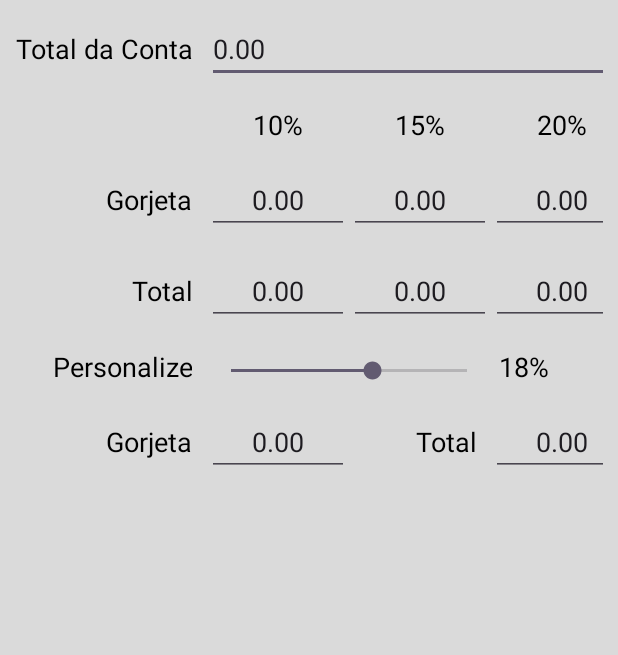
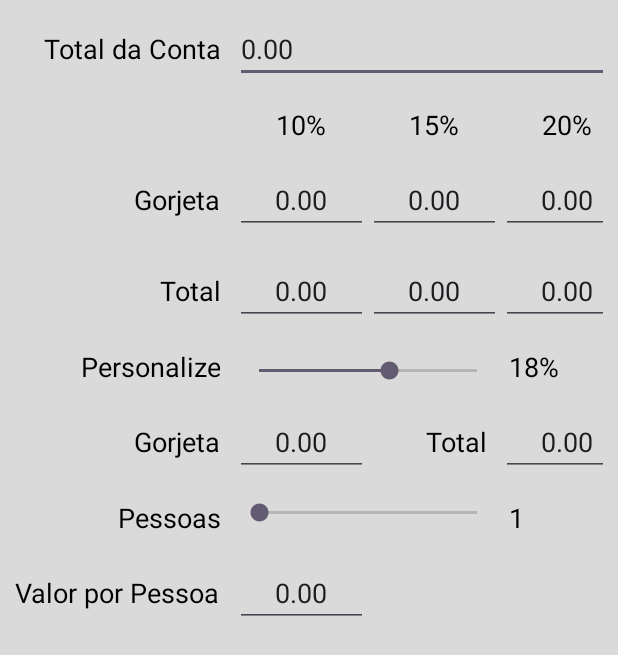
Before and after one commit to igorjuancc/das-ufpr, an Android app: the screen it shows after launch (MainActivity), on a phone screen of 412 x 824 dp. Shown: the top 655 px of the screen. Run offline under Robolectric (Android 15) with nearby library versions, the phone set to English and light mode, and no system bars.

Commit message:
mob1 - tipcalc app - adicao de divisao por pessoas

```diff
--- a/mob1/TipCalc/app/src/main/java/br/com/zig/tipcalc/MainActivity.kt
+++ b/mob1/TipCalc/app/src/main/java/br/com/zig/tipcalc/MainActivity.kt
@@ -26,6 +26,9 @@ class MainActivity : AppCompatActivity() {
     lateinit var tipCustomEditText: EditText
     lateinit var totalCustomEditText: EditText
     lateinit var customTipTextView: TextView
+    var currentPeopleNumber: Int = 1
+    lateinit var peopleTextView: TextView
+    lateinit var valuePeopleTextNumber: TextView
 
     override fun onCreate(savedInstanceState: Bundle?) {
         super.onCreate(savedInstanceState)
@@ -47,12 +50,20 @@ class MainActivity : AppCompatActivity() {
         tipCustomEditText = findViewById<EditText>(R.id.tipCustomEditText)
         totalCustomEditText = findViewById<EditText>(R.id.totalCustomEditText)
         customTipTextView = findViewById<EditText>(R.id.customTipTextView)
+        valuePeopleTextNumber = findViewById<EditText>(R.id.valuePeopleTextNumber)
 
         val customSeekBar = findViewById<SeekBar>(R.id.customSeekBar)
         currentCustomPercent = customSeekBar.progress
 
         billEditText.addTextChangedListener(billTextWatcher)
         customSeekBar.setOnSeekBarChangeListener(customSeekBarListener)
+
+        val peolpleSeekBar = findViewById<SeekBar>(R.id.peopleSeekBar)
+        currentPeopleNumber = peolpleSeekBar.progress
+
+        peolpleSeekBar.setOnSeekBarChangeListener(peopleSeekBarListener)
+
+        peopleTextView = findViewById<EditText>(R.id.peopleTextView)
     }
 
     @SuppressLint("DefaultLocale")
@@ -80,6 +91,7 @@ class MainActivity : AppCompatActivity() {
 
         tipCustomEditText.setText(String.format("%.02f", customTipAmount))
         totalCustomEditText.setText(String.format("%.02f", customTotalAmount))
+        valueForPerson(customTotalAmount)
     }
 
     private val customSeekBarListener = object : SeekBar.OnSeekBarChangeListener {
@@ -93,6 +105,25 @@ class MainActivity : AppCompatActivity() {
 
         override fun onStopTrackingTouch(seekBar: SeekBar?) {
         }
+    }
+
+    private val peopleSeekBarListener = object : SeekBar.OnSeekBarChangeListener {
+        override fun onProgressChanged(
+            seekBar: SeekBar?,
+            progress: Int,
+            fromUser: Boolean
+        ) {
+            peopleTextView.text = progress.toString()
+            currentPeopleNumber = progress
+            updateCustom()
+        }
+
+        override fun onStartTrackingTouch(seekBar: SeekBar?) {
+        }
+
+        override fun onStopTrackingTouch(seekBar: SeekBar?) {
+        }
+
     }
 
     private val billTextWatcher = object : TextWatcher {
@@ -122,4 +153,15 @@ class MainActivity : AppCompatActivity() {
             updateCustom()
         }
     }
+
+    @SuppressLint("DefaultLocale")
+    fun valueForPerson(valueTotal : Double) {
+        var value : Double = 0.0
+        try {
+            value = valueTotal / currentPeopleNumber
+        } catch (e: NumberFormatException) {
+            value = 0.0
+        }
+        valuePeopleTextNumber.setText(String.format("%.02f", value))
+    }
 }
--- a/mob1/TipCalc/app/src/main/res/layout/activity_main.xml
+++ b/mob1/TipCalc/app/src/main/res/layout/activity_main.xml
@@ -271,5 +271,73 @@
             android:inputType="number"
             android:longClickable="false"
             android:text="0.00" />
+
+    </TableRow>
+
+    <TableRow
+        android:id="@+id/tableRow6"
+        android:layout_width="match_parent"
+        android:layout_height="match_parent"
+        android:paddingLeft="10dp"
+        android:paddingRight="10dp"
+        android:paddingBottom="15dp">
+
+        <TextView
+            android:id="@+id/textView11"
+            android:layout_width="wrap_content"
+            android:layout_height="wrap_content"
+            android:gravity="right|center_vertical"
+            android:paddingRight="10dp"
+            android:text="Pessoas"
+            android:textColor="#000000"
+            android:textSize="18sp" />
+
+        <SeekBar
+            android:id="@+id/peopleSeekBar"
+            android:layout_width="wrap_content"
+            android:layout_height="wrap_content"
+            android:layout_span="2"
+            android:max="10"
+            android:min="1"
+            android:progress="1" />
+
+        <TextView
+            android:id="@+id/peopleTextView"
+            android:layout_width="wrap_content"
+            android:layout_height="wrap_content"
+            android:paddingLeft="5dp"
+            android:text="1"
+            android:textColor="#000000"
+            android:textSize="18sp" />
+    </TableRow>
+
+    <TableRow
+        android:id="@+id/tableRow7"
+        android:layout_width="match_parent"
+        android:layout_height="match_parent"
+        android:paddingLeft="10dp"
+        android:paddingRight="10dp"
+        android:paddingBottom="15dp" >
+
+        <TextView
+            android:id="@+id/textView13"
+            android:layout_width="wrap_content"
+            android:layout_height="wrap_content"
+            android:gravity="center|center_vertical"
+            android:paddingRight="10dp"
+            android:text="Valor por Pessoa"
+            android:textColor="#000000"
+            android:textSize="18sp" />
+
+        <EditText
+            android:id="@+id/valuePeopleTextNumber"
+            android:layout_width="wrap_content"
+            android:layout_height="wrap_content"
+            android:ems="10"
+            android:focusable="false"
+            android:gravity="center|center_vertical"
+            android:inputType="number"
+            android:longClickable="false"
+            android:text="0.00" />
     </TableRow>
 </TableLayout>
```
